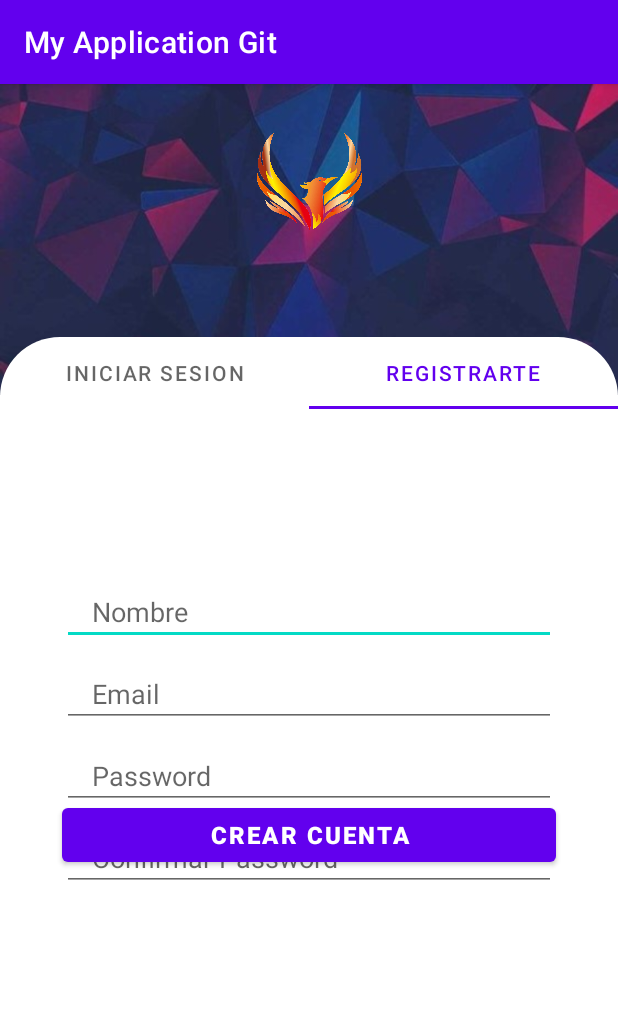
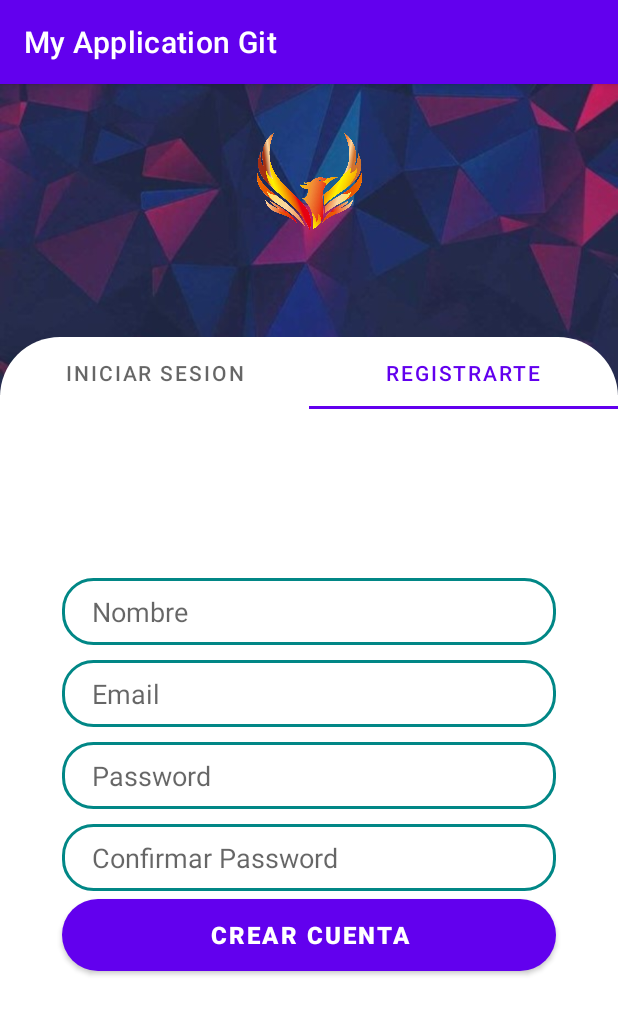
Before and after one commit to Guts32/MApplicationGit, an Android app: the screen it shows after launch (LoginActivity), tab 2 chosen, on a phone screen of 412 x 824 dp. Shown: the top 1015 px of the screen. Run offline under Robolectric (Android 15) with nearby library versions, the phone set to English and light mode, and no system bars.

```diff
--- /dev/null
+++ b/app/src/main/res/drawable/buttom_bg.xml
@@ -0,0 +1,5 @@
+<?xml version="1.0" encoding="utf-8"?>
+<shape xmlns:android="http://schemas.android.com/apk/res/android">
+    <solid android:color="@color/teal_200"/>
+    <corners android:radius="30dp"/>
+</shape>
--- /dev/null
+++ b/app/src/main/res/drawable/editex_bg.xml
@@ -0,0 +1,6 @@
+<?xml version="1.0" encoding="utf-8"?>
+<shape xmlns:android="http://schemas.android.com/apk/res/android">
+    <corners android:radius="20dp"/>
+    <stroke android:width="2dp"
+        android:color="@color/teal_700"/>
+</shape>
--- a/app/src/main/res/layout/fragment_login__tap_.xml
+++ b/app/src/main/res/layout/fragment_login__tap_.xml
@@ -21,7 +21,8 @@
         app:layout_constraintBottom_toBottomOf="parent"
         app:layout_constraintEnd_toEndOf="parent"
         app:layout_constraintStart_toStartOf="parent"
-        app:layout_constraintTop_toTopOf="parent" />
+        app:layout_constraintTop_toTopOf="parent"
+        android:background="@drawable/editex_bg"/>
 
     <EditText
         android:id="@+id/password"
@@ -38,7 +39,8 @@
         app:layout_constraintHorizontal_bias="0.5"
         app:layout_constraintStart_toStartOf="parent"
         app:layout_constraintTop_toBottomOf="@+id/email"
-        app:layout_constraintWidth_percent="0.8" />
+        app:layout_constraintWidth_percent="0.8"
+        android:background="@drawable/editex_bg"/>
 
     <Button
         android:layout_width="0dp"
@@ -51,6 +53,7 @@
         app:layout_constraintBottom_toBottomOf="parent"
         app:layout_constraintEnd_toEndOf="parent"
         app:layout_constraintStart_toStartOf="parent"
-        app:layout_constraintTop_toTopOf="parent"  />
+        app:layout_constraintTop_toTopOf="parent"
+        android:background="@drawable/buttom_bg"/>
 
 </androidx.constraintlayout.widget.ConstraintLayout>
--- a/app/src/main/res/layout/fragment_sing_up__tap_.xml
+++ b/app/src/main/res/layout/fragment_sing_up__tap_.xml
@@ -21,7 +21,8 @@
         app:layout_constraintBottom_toBottomOf="parent"
         app:layout_constraintEnd_toEndOf="parent"
         app:layout_constraintStart_toStartOf="parent"
-        app:layout_constraintTop_toTopOf="parent" />
+        app:layout_constraintTop_toTopOf="parent"
+        android:background="@drawable/editex_bg"/>
     <EditText
         android:id="@+id/email"
         android:layout_width="0dp"
@@ -37,7 +38,8 @@
         app:layout_constraintHorizontal_bias="0.5"
         app:layout_constraintStart_toStartOf="parent"
         app:layout_constraintTop_toBottomOf="@+id/name"
-        app:layout_constraintWidth_percent="0.8" />
+        app:layout_constraintWidth_percent="0.8"
+        android:background="@drawable/editex_bg"/>
 
     <EditText
         android:id="@+id/password"
@@ -54,7 +56,8 @@
         app:layout_constraintHorizontal_bias="0.5"
         app:layout_constraintStart_toStartOf="parent"
         app:layout_constraintTop_toBottomOf="@+id/email"
-        app:layout_constraintWidth_percent="0.8" />
+        app:layout_constraintWidth_percent="0.8"
+        android:background="@drawable/editex_bg"/>
 
     <EditText
         android:id="@+id/confirm_password"
@@ -71,19 +74,21 @@
         app:layout_constraintHorizontal_bias="0.5"
         app:layout_constraintStart_toStartOf="parent"
         app:layout_constraintTop_toBottomOf="@+id/password"
-        app:layout_constraintWidth_percent="0.8" />
+        app:layout_constraintWidth_percent="0.8"
+        android:background="@drawable/editex_bg"/>
 
     <Button
         android:layout_width="0dp"
         android:layout_height="wrap_content"
-        app:layout_constraintWidth_percent="0.8"
-        app:layout_constraintVertical_bias="0.7"
         android:text="Crear Cuenta"
         android:textSize="16sp"
         android:textStyle="bold"
         app:layout_constraintBottom_toBottomOf="parent"
         app:layout_constraintEnd_toEndOf="parent"
         app:layout_constraintStart_toStartOf="parent"
-        app:layout_constraintTop_toTopOf="parent"  />
+        app:layout_constraintTop_toBottomOf="@+id/confirm_password"
+        app:layout_constraintVertical_bias="0.1"
+        app:layout_constraintWidth_percent="0.8"
+        android:background="@drawable/buttom_bg"/>
 
 </androidx.constraintlayout.widget.ConstraintLayout>
```
